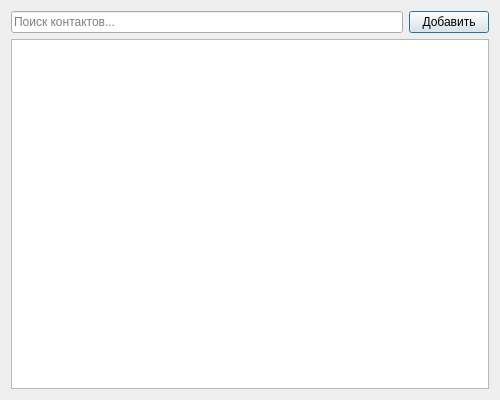
This is src/GUI/contactsdialog.ui in lemito/CryptoMAI as Qt 5 draws it before an edit. The edited form follows.
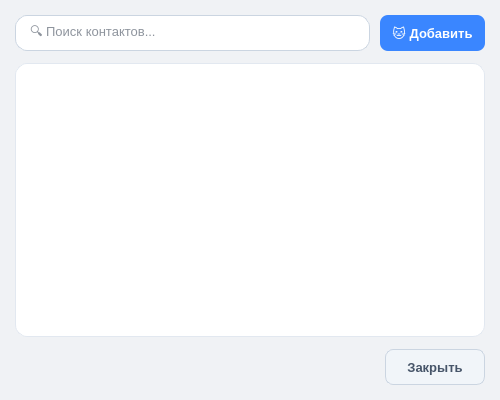
This is the edited form.

The edit to the form file:
```diff
--- a/src/GUI/contactsdialog.ui
+++ b/src/GUI/contactsdialog.ui
@@ -11,30 +11,240 @@
             <height>400</height>
         </size>
     </property>
-    <property name="modal">
-        <bool>false</bool>  <!-- Немодальное -->
+    <property name="styleSheet">
+        <string notr="true">QDialog {
+    background-color: #f0f2f5;
+    font-family: 'Segoe UI', 'Open Sans', sans-serif;
+}
+</string>
     </property>
-    <layout class="QVBoxLayout">
+    <layout class="QVBoxLayout" name="verticalLayout">
+        <property name="spacing">
+            <number>12</number>
+        </property>
+        <property name="leftMargin">
+            <number>15</number>
+        </property>
+        <property name="topMargin">
+            <number>15</number>
+        </property>
+        <property name="rightMargin">
+            <number>15</number>
+        </property>
+        <property name="bottomMargin">
+            <number>15</number>
+        </property>
         <item>
-            <layout class="QHBoxLayout">
+            <layout class="QHBoxLayout" name="horizontalLayout">
+                <property name="spacing">
+                    <number>10</number>
+                </property>
                 <item>
                     <widget class="QLineEdit" name="searchEdit">
+                        <property name="minimumSize">
+                            <size>
+                                <width>0</width>
+                                <height>36</height>
+                            </size>
+                        </property>
+                        <property name="styleSheet">
+                            <string notr="true">QLineEdit {
+    border: 1px solid #cbd5e1;
+    border-radius: 12px;
+    padding: 8px 12px;
+    font-size: 10pt;
+    color: #1e293b;
+    background-color: white;
+    selection-background-color: #3a86ff;
+    selection-color: white;
+}
+
+QLineEdit:focus {
+    border: 1px solid #3a86ff;
+    background-color: white;
+}
+
+QLineEdit::placeholder {
+    color: #94a3b8;
+}</string>
+                        </property>
                         <property name="placeholderText">
-                            <string>Поиск контактов...</string>
+                            <string>🔍 Поиск контактов...</string>
+                        </property>
+                        <property name="clearButtonEnabled">
+                            <bool>true</bool>
                         </property>
                     </widget>
                 </item>
                 <item>
                     <widget class="QPushButton" name="addContactButton">
+                        <property name="minimumSize">
+                            <size>
+                                <width>100</width>
+                                <height>36</height>
+                            </size>
+                        </property>
+                        <property name="cursor">
+                            <cursorShape>PointingHandCursor</cursorShape>
+                        </property>
+                        <property name="styleSheet">
+                            <string notr="true">QPushButton {
+    background-color: #3a86ff;
+    border-radius: 8px;
+    border: none;
+    color: white;
+    font-weight: bold;
+    font-size: 10pt;
+    padding: 8px 12px;
+}
+
+QPushButton:hover {
+    background-color: #2a75f0;
+}
+
+QPushButton:pressed {
+    background-color: #205fcc;
+}
+
+QPushButton:disabled {
+    background-color: #94a3b8;
+}</string>
+                        </property>
                         <property name="text">
-                            <string>Добавить</string>
+                            <string>🐱 Добавить</string>
                         </property>
                     </widget>
                 </item>
             </layout>
         </item>
         <item>
-            <widget class="QListWidget" name="contactsList"/>
+            <widget class="QListWidget" name="contactsList">
+                <property name="styleSheet">
+                    <string notr="true">QListWidget {
+    background-color: white;
+    border: 1px solid #e2e8f0;
+    border-radius: 12px;
+    color: #1e293b;
+    outline: none;
+    font-size: 10pt;
+    padding: 5px 0;
+}
+
+QListWidget::item {
+    padding: 0;
+    margin: 2px 8px;
+    border-radius: 8px;
+}
+
+QListWidget::item:selected {
+    background-color: transparent;
+}
+
+QListWidget::item:hover {
+    background-color: rgba(58, 134, 255, 0.05);
+}
+
+QScrollBar:vertical {
+    background-color: #f1f5f9;
+    width: 12px;
+    border-radius: 6px;
+}
+
+QScrollBar::handle:vertical {
+    background-color: #cbd5e1;
+    border-radius: 6px;
+    min-height: 20px;
+}
+
+QScrollBar::handle:vertical:hover {
+    background-color: #94a3b8;
+}
+
+QScrollBar::add-line:vertical, QScrollBar::sub-line:vertical {
+    border: none;
+    background: none;
+}</string>
+                </property>
+                <property name="frameShape">
+                    <enum>QFrame::NoFrame</enum>
+                </property>
+                <property name="verticalScrollBarPolicy">
+                    <enum>Qt::ScrollBarAsNeeded</enum>
+                </property>
+                <property name="horizontalScrollBarPolicy">
+                    <enum>Qt::ScrollBarAlwaysOff</enum>
+                </property>
+                <property name="selectionMode">
+                    <enum>QAbstractItemView::NoSelection</enum>
+                </property>
+                <property name="selectionBehavior">
+                    <enum>QAbstractItemView::SelectRows</enum>
+                </property>
+                <property name="iconSize">
+                    <size>
+                        <width>24</width>
+                        <height>24</height>
+                    </size>
+                </property>
+            </widget>
+        </item>
+        <item>
+            <layout class="QHBoxLayout" name="horizontalLayout_2">
+                <property name="spacing">
+                    <number>10</number>
+                </property>
+                <item>
+                    <spacer name="horizontalSpacer">
+                        <property name="orientation">
+                            <enum>Qt::Horizontal</enum>
+                        </property>
+                        <property name="sizeHint" stdset="0">
+                            <size>
+                                <width>40</width>
+                                <height>20</height>
+                            </size>
+                        </property>
+                    </spacer>
+                </item>
+                <item>
+                    <widget class="QPushButton" name="closeButton">
+                        <property name="minimumSize">
+                            <size>
+                                <width>100</width>
+                                <height>36</height>
+                            </size>
+                        </property>
+                        <property name="cursor">
+                            <cursorShape>PointingHandCursor</cursorShape>
+                        </property>
+                        <property name="styleSheet">
+                            <string notr="true">QPushButton {
+    background-color: #f1f5f9;
+    border-radius: 8px;
+    border: 1px solid #cbd5e1;
+    color: #475569;
+    font-weight: bold;
+    font-size: 10pt;
+    padding: 8px 12px;
+}
+
+QPushButton:hover {
+    background-color: #e2e8f0;
+}
+
+QPushButton:pressed {
+    background-color: #cbd5e1;
+}</string>
+                        </property>
+                        <property name="text">
+                            <string>Закрыть</string>
+                        </property>
+                        <property name="toolTip">
+                            <string>Закрыть окно контактов</string>
+                        </property>
+                    </widget>
+                </item>
+            </layout>
         </item>
     </layout>
 </widget>
```
Left out of the diff: 7 changed lines with no effect on the pictures.
